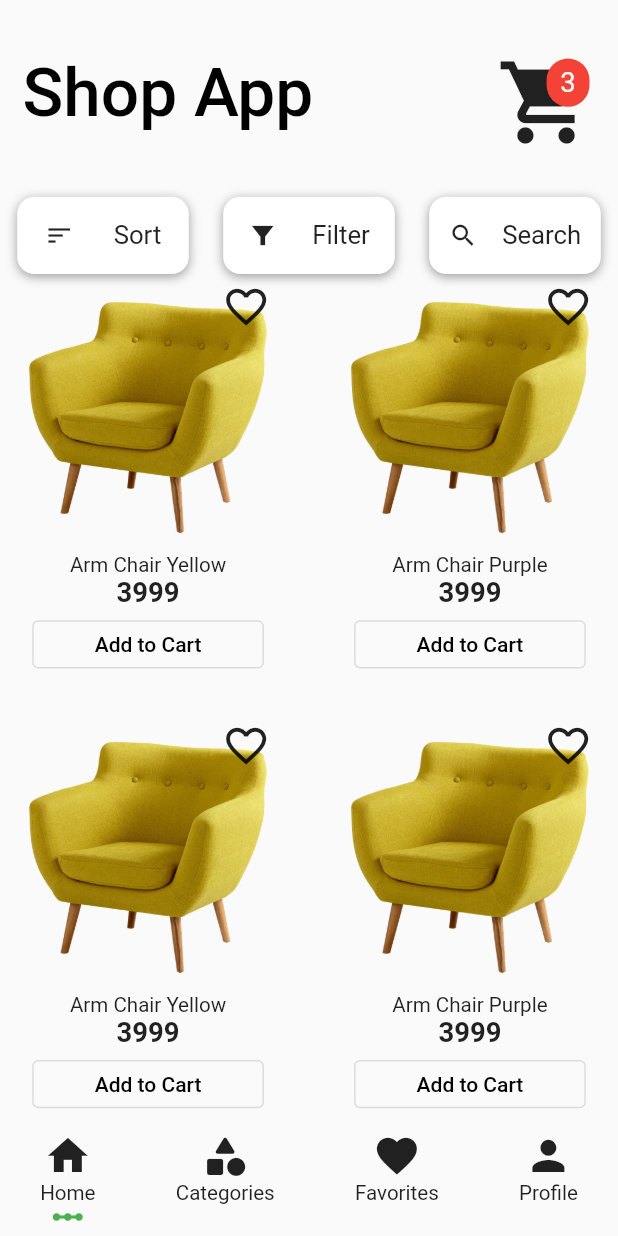
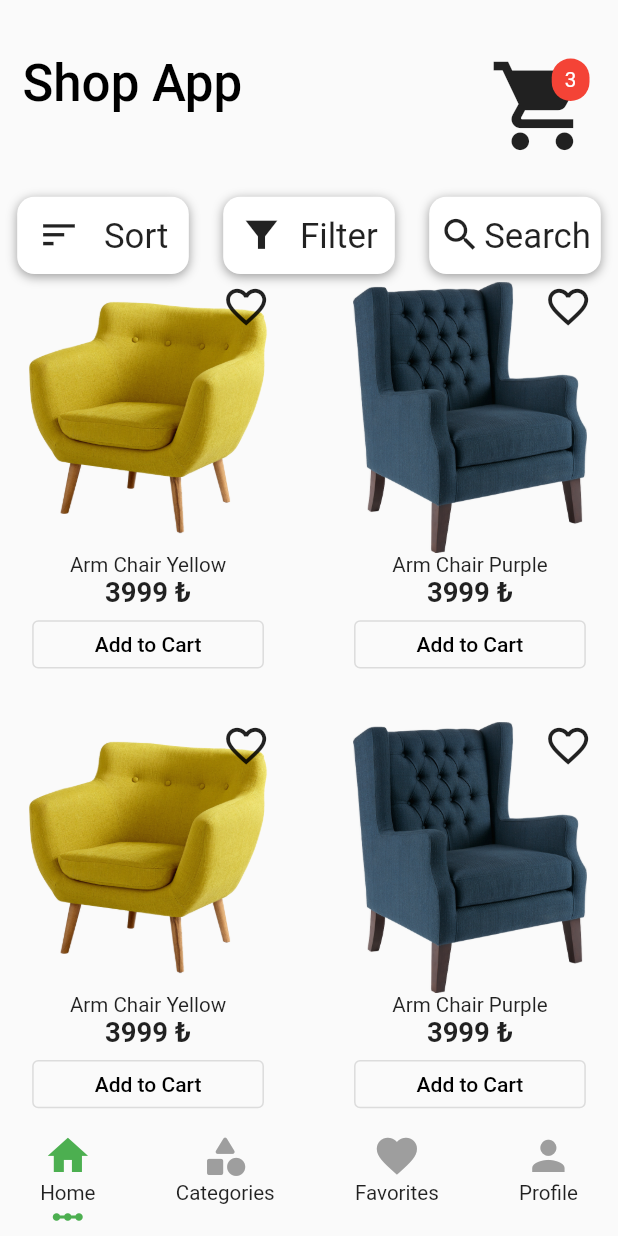
Before and after one commit to erkanoygun/ShopApp, a Flutter app: the screen it shows after launch, on a phone screen of 412 x 824 dp. Run offline on Flutter 3.47's test engine with Material 2 defaults, Android fonts, the phone set to English and light mode, and no system bars; our stand-ins replace flutter_screenutil.

Commit message:
categories,profile,favorites and main pages added, bottom navigation bar revised, app bar revised

```diff
--- /dev/null
+++ b/lib/constant/style/icon_size.dart
@@ -0,0 +1,10 @@
+import 'package:flutter_screenutil/flutter_screenutil.dart';
+
+abstract class IconSize{
+  static double iconSize14 = ScreenUtil().setHeight(14);
+  static double iconSize18 = ScreenUtil().setHeight(18);
+  static double iconSize25 = ScreenUtil().setHeight(25);
+  static double iconSize22 = ScreenUtil().setHeight(22);
+  static double iconSize28 = ScreenUtil().setHeight(28);
+  static double iconSize55 = ScreenUtil().setHeight(55);
+}
--- /dev/null
+++ b/lib/constant/style/widget_size.dart
@@ -0,0 +1,18 @@
+import 'package:flutter_screenutil/flutter_screenutil.dart';
+
+abstract class WidgetSize{
+  static double heightSize15 = ScreenUtil().setHeight(15);
+  static double heightSize18 = ScreenUtil().setHeight(18);
+  static double heightSize22 = ScreenUtil().setHeight(22);
+  static double heightSize25 = ScreenUtil().setHeight(25);
+  static double heightSize28 = ScreenUtil().setHeight(35);
+  static double heightSize40 = ScreenUtil().setHeight(40);
+  static double heightSize55 = ScreenUtil().setHeight(55);
+  static double heightSize120 = ScreenUtil().setHeight(120);
+  static double heightSize140 = ScreenUtil().setHeight(140);
+  static double heightSize220 = ScreenUtil().setHeight(220);
+
+  static double widthSize22 = ScreenUtil().setWidth(22);
+  static double widthSize25 = ScreenUtil().setWidth(25);
+  static double widthSize100 = ScreenUtil().setWidth(100);
+}
--- a/lib/customs/my_bottom_navigationbar.dart
+++ b/lib/customs/MyBottomNavigationBar/my_bottom_navigationbar.dart
@@ -1,15 +1,16 @@
 import 'package:flutter/material.dart';
+import 'package:flutter_screenutil/flutter_screenutil.dart';
 import 'my_bottom_navigationbar_item.dart';
 
 class MyBottomNavigationBar extends StatelessWidget {
   const MyBottomNavigationBar(
       {super.key,
       required this.bottomBarItem,
-      this.bottomBarHeight = 65,
       this.backgraundColor = Colors.transparent});
-  final double bottomBarHeight;
+  static double bottomBarHeight = ScreenUtil().setHeight(55);
   final List<MyBottomNavigationBarItem> bottomBarItem;
   final Color backgraundColor;
+
 
   @override
   Widget build(BuildContext context) {
--- a/lib/customs/my_bottom_navigationbar_item.dart
+++ b/lib/customs/MyBottomNavigationBar/my_bottom_navigationbar_item.dart
@@ -1,23 +1,31 @@
 import 'package:flutter/material.dart';
+import 'package:provider/provider.dart';
+import 'package:shop_app/view-model/home_page_view_model.dart';
 
 class MyBottomNavigationBarItem extends StatelessWidget {
-  const MyBottomNavigationBarItem(
-      {super.key,
-      this.iconSize = 24,
-      this.textSize = 18,
-      required this.isSelect,
-      required this.text,
-      required this.icon});
+  const MyBottomNavigationBarItem({
+    super.key,
+    this.iconSize = 24,
+    this.textSize = 18,
+    required this.text,
+    required this.icon,
+    required this.index,
+    required this.selectedIndex,
+    required this.pageController,
+  });
   final double iconSize;
+  final int index;
   final double textSize;
-  final bool isSelect;
   final String text;
   final IconData icon;
   final double itemBottomPadding = 3.0;
   final double containerAllItemPadding = 1.0;
+  final int selectedIndex;
+  final PageController pageController;
 
   @override
   Widget build(BuildContext context) {
+    AppViewModel mystate = Provider.of<AppViewModel>(context, listen: false);
     return Container(
       padding: EdgeInsets.all(containerAllItemPadding),
       child: Stack(
@@ -25,9 +33,12 @@ class MyBottomNavigationBarItem extends StatelessWidget {
         children: [
           Padding(
             padding: EdgeInsets.only(bottom: itemBottomPadding),
-            child: GestureDetector(
-              onTap: (){
-                print("Tap Bottom Bar Item");
+            child: InkWell(
+              onTap: () {
+                pageController.animateToPage(index,
+                    duration: const Duration(milliseconds: 250),
+                    curve: Curves.easeInOut);
+                mystate.changeSelecktPage(index);
               },
               child: Column(
                 crossAxisAlignment: CrossAxisAlignment.center,
@@ -38,6 +49,8 @@ class MyBottomNavigationBarItem extends StatelessWidget {
                     child: Icon(
                       icon,
                       size: iconSize,
+                      color:
+                          index == selectedIndex ? Colors.green : Colors.grey,
                     ),
                   ),
                   Expanded(
@@ -52,7 +65,7 @@ class MyBottomNavigationBarItem extends StatelessWidget {
           ),
           Align(
             alignment: FractionalOffset.bottomCenter,
-            child: isSelect
+            child: index == selectedIndex
                 ? const Icon(
                     Icons.linear_scale_outlined,
                     color: Colors.green,
--- a/lib/main.dart
+++ b/lib/main.dart
@@ -3,6 +3,7 @@ import 'package:flutter_screenutil/flutter_screenutil.dart';
 import 'package:provider/provider.dart';
 import 'package:shop_app/view-model/home_page_view_model.dart';
 import 'package:shop_app/views/HomePage/home_page.dart';
+import 'package:shop_app/views/mainPage/mainPage.dart';
 
 void main() {
   runApp(const MyApp());
@@ -24,7 +25,7 @@ class MyApp extends StatelessWidget {
                   backgroundColor: Colors.transparent, elevation: 0),
               primarySwatch: Colors.blue,
             ),
-            home: HomePage(),
+            home: MainPage(),
           ),
         );
       },
--- a/lib/model/product_model.dart
+++ b/lib/model/product_model.dart
@@ -1,29 +1,34 @@
-import 'package:flutter/cupertino.dart';
-
 class Product {
   String name;
   String description;
   String price;
   int stars;
   String imgPath;
+  int weight;
+  String dimensions;
 
-  Product({
-    required this.name,
-    required this.description,
-    required this.price,
-    required this.stars,
-    required this.imgPath,
-  });
+  Product(
+      {required this.name,
+      required this.description,
+      required this.price,
+      required this.stars,
+      required this.imgPath,
+      required this.weight,
+      required this.dimensions});
 
-  factory Product.randomCreate(
-      {required String name,
-      required String description,
-      required String imgPath}) {
+  factory Product.randomCreate({
+    required String name,
+    required String description,
+    required String imgPath,
+    required int weight,
+  }) {
     return Product(
         name: name,
         description: description,
-        price: "3999",
+        price: "3999 ₺",
         stars: 4,
-        imgPath: imgPath);
+        imgPath: imgPath,
+        weight: weight,
+        dimensions: "30 x 26 x 32");
   }
 }
--- a/lib/view-model/home_page_view_model.dart
+++ b/lib/view-model/home_page_view_model.dart
@@ -1,21 +1,38 @@
+import 'dart:math';
 import 'package:flutter/cupertino.dart';
 import 'package:shop_app/model/product_model.dart';
 
 class AppViewModel extends ChangeNotifier {
   List<Product> products = [];
+  int selectedIndex = 0;
+  final _random = Random();
+  //SelecktPage selectPage = SelecktPage.homePage;
+  List<Map> randomArmChairList = [
+    {"color": "Yellow", "imgPathName": "armchair1", "weight": 60},
+    {"color": "Purple", "imgPathName": "armchair2", "weight": 80}
+  ];
 
   List<Product> getProducts() {
     products.clear();
-    for (int i = 0; i <= 4; i++) {
-      String armChairColor = i % 2 == 0 ? "Yellow":"Purple";
+    for (int i = 0; i <= 12; i++) {
+      Map element =
+          randomArmChairList[_random.nextInt(randomArmChairList.length)];
       Product product = Product.randomCreate(
-          name: "Arm Chair $armChairColor",
+          name: "Arm Chair ${element["color"]}",
           description: "description",
-          imgPath: "assets/images/armchair1.png");
+          imgPath: "assets/images/${element["imgPathName"]}.png",
+          weight: element["weight"]);
 
       products.add(product);
     }
 
     return products;
   }
+
+  changeSelecktPage(int index) {
+    if (index != selectedIndex) {
+      selectedIndex = index;
+    }
+    notifyListeners();
+  }
 }
--- /dev/null
+++ b/lib/views/CategoriesPage/categories_page.dart
@@ -0,0 +1,12 @@
+import 'package:flutter/material.dart';
+
+class CategoriesPage extends StatelessWidget {
+  const CategoriesPage({super.key});
+
+  @override
+  Widget build(BuildContext context) {
+    return const Center(
+      child: Text("Categories Page"),
+    );
+  }
+}
--- /dev/null
+++ b/lib/views/FavoritesPage/favorites_page.dart
@@ -0,0 +1,12 @@
+import 'package:flutter/material.dart';
+
+class FavoritesPage extends StatelessWidget {
+  const FavoritesPage({super.key});
+
+  @override
+  Widget build(BuildContext context) {
+    return const Center(
+      child: Text("Favorites Page"),
+    );
+  }
+}
--- a/lib/views/HomePage/home_page.dart
+++ b/lib/views/HomePage/home_page.dart
@@ -1,47 +1,20 @@
 import 'package:flutter/material.dart';
 import 'package:flutter_screenutil/flutter_screenutil.dart';
-import 'package:provider/provider.dart';
-import 'package:shop_app/view-model/home_page_view_model.dart';
-import 'package:shop_app/views/HomePage/widgets/my_app_bar.dart';
+import 'package:shop_app/views/mainPage/widgets/my_app_bar.dart';
 import 'package:shop_app/views/HomePage/widgets/my_gridwiev_builder.dart';
 import '../../constant/app/texts.dart';
-import '../../constant/style/text_size.dart';
-import '../../customs/my_bottom_navigationbar.dart';
-import '../../customs/my_bottom_navigationbar_item.dart';
 import 'widgets/filter_cards.dart';
 
 class HomePage extends StatelessWidget {
-  HomePage({super.key});
-  final double bottomBarItemIconSize = ScreenUtil().setHeight(25);
-  final double bottomBarHeight = ScreenUtil().setHeight(55);
-  final double bottomBarItemTextSize = TextSize.textSize12;
-  // late List<Product> products;
+  const HomePage({super.key});
+  static EdgeInsets onlyPadding = const EdgeInsets.only(left: 15, right: 15).r;
 
   @override
   Widget build(BuildContext context) {
     return Scaffold(
-      bottomNavigationBar: MyBottomNavigationBar(
-        bottomBarHeight: bottomBarHeight,
-        bottomBarItem: [
-          bottomNavigationBarItem(
-              isSelect: true, icon: Icons.home, text: AppText.bottomBarItem1),
-          bottomNavigationBarItem(
-              isSelect: false,
-              icon: Icons.category_rounded,
-              text: AppText.bottomBarItem2),
-          bottomNavigationBarItem(
-              isSelect: false,
-              icon: Icons.favorite,
-              text: AppText.bottomBarItem3),
-          bottomNavigationBarItem(
-              isSelect: false,
-              icon: Icons.person,
-              text: AppText.bottomBarItem4),
-        ],
-      ),
       body: Column(
         children: [
-          Expanded(
+          const Expanded(
             flex: 2,
             child: MyAppBar(),
           ),
@@ -50,15 +23,15 @@ class HomePage extends StatelessWidget {
             child: Row(
               mainAxisAlignment: MainAxisAlignment.spaceAround,
               children: const [
-                FitersCard(
+                FitersCards(
                   icon: Icons.sort,
                   text: AppText.filtersCardSort,
                 ),
-                FitersCard(
+                FitersCards(
                   icon: Icons.filter_alt_sharp,
                   text: AppText.filtersCardFilter,
                 ),
-                FitersCard(
+                FitersCards(
                   icon: Icons.search,
                   text: AppText.filtersCardSearch,
                 ),
@@ -68,8 +41,8 @@ class HomePage extends StatelessWidget {
           Expanded(
             flex: 9,
             child: Padding(
-              padding: const EdgeInsets.only(left: 15, right: 15).r,
-              child: MyGridWievBuilder(),
+              padding: onlyPadding,
+              child: const MyGridWievBuilder(),
             ),
           ),
         ],
@@ -77,14 +50,5 @@ class HomePage extends StatelessWidget {
     );
   }
 
-  MyBottomNavigationBarItem bottomNavigationBarItem(
-      {required bool isSelect, required String text, required IconData icon}) {
-    return MyBottomNavigationBarItem(
-      iconSize: bottomBarItemIconSize,
-      textSize: bottomBarItemTextSize,
-      isSelect: isSelect,
-      text: text,
-      icon: icon,
-    );
-  }
+
 }
--- a/lib/views/HomePage/widgets/filter_cards.dart
+++ b/lib/views/HomePage/widgets/filter_cards.dart
@@ -1,16 +1,19 @@
 import 'package:flutter/material.dart';
 import 'package:flutter_screenutil/flutter_screenutil.dart';
+import '../../../constant/style/icon_size.dart';
+import '../../../constant/style/widget_size.dart';
 
-class FitersCard extends StatelessWidget {
-  const FitersCard({super.key, required this.icon, required this.text});
+class FitersCards extends StatelessWidget {
+  const FitersCards({super.key, required this.icon, required this.text});
   final IconData icon;
   final String text;
   final double borderRadis = 10.0;
   final double blurRadius = 5.0;
-  static final double containerHeight = ScreenUtil().setHeight(40);
-  static final double containerWidth = ScreenUtil().setWidth(100);
-  static double iconSize = ScreenUtil().setHeight(15);
-  static final textSize = ScreenUtil().setSp(15);
+  static final double containerHeight = WidgetSize.heightSize40;
+  static final double containerWidth = WidgetSize.widthSize100;
+  static final double iconSize = IconSize.iconSize22;
+  static final textSize = WidgetSize.heightSize18;
+  static final EdgeInsets paddingAll = const EdgeInsets.all(5.0).r;
 
   @override
   Widget build(BuildContext context) {
@@ -29,7 +32,7 @@ class FitersCard extends StatelessWidget {
         ],
       ),
       child: Padding(
-        padding: const EdgeInsets.all(5.0),
+        padding: paddingAll,
         child: Row(
           mainAxisAlignment: MainAxisAlignment.spaceAround,
           children: [
--- a/lib/views/HomePage/widgets/my_gridwiev_builder.dart
+++ b/lib/views/HomePage/widgets/my_gridwiev_builder.dart
@@ -1,26 +1,21 @@
-import 'dart:math';
 import 'package:flutter/material.dart';
-import 'package:flutter_screenutil/flutter_screenutil.dart';
 import 'package:provider/provider.dart';
-import 'package:shop_app/model/product_model.dart';
 import 'package:shop_app/view-model/home_page_view_model.dart';
 import '../../../constant/app/texts.dart';
 import '../../../constant/style/text_size.dart';
-import '../constant/text_constant.dart';
+import '../../../constant/style/widget_size.dart';
 
 class MyGridWievBuilder extends StatelessWidget {
-  MyGridWievBuilder({super.key});
-  static final productNameTextSize = TextSize.textSize12;
-  static final productPriceTextSize = TextSize.textSize16;
-  final double gridWievCardSize = ScreenUtil().setHeight(220);
-  final double crossAxisSpacing = ScreenUtil().setHeight(40);
-  final double productImageWidth = ScreenUtil().setHeight(140);
-  final double productImageHeight = ScreenUtil().setHeight(140);
-  final double favIconSize = ScreenUtil().setHeight(25);
-  final double addToCartButtonWidth = ScreenUtil().setHeight(120);
-  final double addToCartButtonHeight = ScreenUtil().setHeight(25);
-  //static List imageNames = ['armchair1.png', 'armchair2.png'];
-  //"assets/images/${imageNames[Random().nextInt(imageNames.length)]}"
+  const MyGridWievBuilder({super.key});
+  static final double productNameTextSize = TextSize.textSize12;
+  static final double productPriceTextSize = TextSize.textSize16;
+  static final double gridWievCardSize = WidgetSize.heightSize220;
+  static final double crossAxisSpacing = WidgetSize.heightSize40;
+  static final double productImageWidth = WidgetSize.heightSize140;
+  static final double productImageHeight = WidgetSize.heightSize140;
+  static final double favIconSize = WidgetSize.heightSize25;
+  static final double addToCartButtonWidth = WidgetSize.heightSize120;
+  static final double addToCartButtonHeight = WidgetSize.heightSize25;
 
   @override
   Widget build(BuildContext context) {
--- /dev/null
+++ b/lib/views/mainPage/mainPage.dart
@@ -0,0 +1,89 @@
+import 'package:flutter/material.dart';
+import 'package:flutter_screenutil/flutter_screenutil.dart';
+import 'package:provider/provider.dart';
+import 'package:shop_app/views/CategoriesPage/categories_page.dart';
+import 'package:shop_app/views/FavoritesPage/favorites_page.dart';
+import 'package:shop_app/views/HomePage/home_page.dart';
+import '../../constant/app/texts.dart';
+import '../../constant/style/icon_size.dart';
+import '../../constant/style/text_size.dart';
+import '../../constant/style/widget_size.dart';
+import '../../customs/MyBottomNavigationBar/my_bottom_navigationbar.dart';
+import '../../customs/MyBottomNavigationBar/my_bottom_navigationbar_item.dart';
+import '../../view-model/home_page_view_model.dart';
+import '../profilePage/profile_page.dart';
+
+class MainPage extends StatelessWidget {
+  MainPage({super.key});
+  final double bottomBarItemIconSize = IconSize.iconSize25;
+  final double bottomBarHeight = WidgetSize.heightSize55;
+  final double bottomBarItemTextSize = TextSize.textSize12;
+  final PageController pageController = PageController();
+
+  @override
+  Widget build(BuildContext context) {
+    return Scaffold(
+      bottomNavigationBar: Consumer<AppViewModel>(
+        builder: (context, mystate, child) {
+          return MyBottomNavigationBar(
+            bottomBarItem: [
+              bottomNavBarItems(
+                icon: Icons.home,
+                index: 0,
+                title: AppText.bottomBarItem1,
+                selectedIndex: mystate.selectedIndex,
+              ),
+              bottomNavBarItems(
+                icon: Icons.category_rounded,
+                index: 1,
+                title: AppText.bottomBarItem2,
+                selectedIndex: mystate.selectedIndex,
+              ),
+              bottomNavBarItems(
+                icon: Icons.favorite,
+                index: 2,
+                title: AppText.bottomBarItem3,
+                selectedIndex: mystate.selectedIndex,
+              ),
+              bottomNavBarItems(
+                icon: Icons.person,
+                index: 3,
+                title: AppText.bottomBarItem4,
+                selectedIndex: mystate.selectedIndex,
+              ),
+            ],
+          );
+        },
+      ),
+      body: PageView(
+        controller: pageController,
+        onPageChanged: (value) {
+          print("Value: $value");
+        },
+        children: const [
+          HomePage(),
+          CategoriesPage(),
+          FavoritesPage(),
+          ProfilePage(),
+        ],
+      ),
+    );
+  }
+
+  MyBottomNavigationBarItem bottomNavBarItems({
+    required int index,
+    required String title,
+    required IconData icon,
+    required int selectedIndex,
+  }) {
+    return MyBottomNavigationBarItem(
+      icon: icon,
+      index: index,
+      text: title,
+      iconSize: bottomBarItemIconSize,
+      textSize: bottomBarItemTextSize,
+      selectedIndex: selectedIndex,
+      pageController: pageController,
+    );
+  }
+}
--- a/lib/views/HomePage/widgets/my_app_bar.dart
+++ b/lib/views/mainPage/widgets/my_app_bar.dart
@@ -1,24 +1,28 @@
 import 'package:flutter/material.dart';
 import 'package:flutter_screenutil/flutter_screenutil.dart';
+import 'package:shop_app/constant/style/icon_size.dart';
 import '../../../constant/app/texts.dart';
+import '../../../constant/style/widget_size.dart';
 
 class MyAppBar extends StatelessWidget {
-  MyAppBar({super.key});
-  final double shoppingCartItemSizeHeight = ScreenUtil().setHeight(25);
-  final double shoppingCartItemSizeWidth = ScreenUtil().setWidth(25);
-  final double shoppingCartIconSize = 66;
+  const MyAppBar({super.key});
+  static final double shoppingCartItemSizeHeight = WidgetSize.heightSize22;
+  static final double shoppingCartItemSizeWidth = WidgetSize.widthSize22;
+  final EdgeInsets onlyPadding =
+      const EdgeInsets.only(top: 35, left: 15, right: 15);
+  static final double shoppingCartIconSize = IconSize.iconSize55;
 
   @override
   Widget build(BuildContext context) {
     return Padding(
-      padding: const EdgeInsets.only(top: 35, left: 15, right: 15),
+      padding: onlyPadding,
       child: Row(
         mainAxisAlignment: MainAxisAlignment.spaceBetween,
         crossAxisAlignment: CrossAxisAlignment.start,
         children: [
           Text(
             AppText.appBarTitle,
-            style: Theme.of(context).textTheme.headline3!.merge(
+            style: Theme.of(context).textTheme.headline4!.merge(
                   const TextStyle(
                       color: Colors.black, fontWeight: FontWeight.w500),
                 ),
@@ -34,7 +38,7 @@ class MyAppBar extends StatelessWidget {
                   alignment: Alignment.topRight,
                   child: Card(
                     shape: RoundedRectangleBorder(
-                      borderRadius: BorderRadius.circular(100),
+                      borderRadius: BorderRadius.circular(180),
                     ),
                     elevation: 0,
                     color: Colors.red,
@@ -43,10 +47,12 @@ class MyAppBar extends StatelessWidget {
                       height: shoppingCartItemSizeHeight,
                       width: shoppingCartItemSizeWidth,
                       child: Center(
-                        child: Text("3",
-                            style: TextStyle(
-                                fontSize: ScreenUtil().setSp(16),
-                                color: Colors.white)),
+                        child: Text(
+                          "3",
+                          style: TextStyle(
+                              fontSize: ScreenUtil().setSp(12),
+                              color: Colors.white),
+                        ),
                       ),
                     ),
                   ),
--- /dev/null
+++ b/lib/views/profilePage/profile_page.dart
@@ -0,0 +1,12 @@
+import 'package:flutter/material.dart';
+
+class ProfilePage extends StatelessWidget {
+  const ProfilePage({super.key});
+
+  @override
+  Widget build(BuildContext context) {
+    return const Center(
+      child: Text("Profile Page"),
+    );
+  }
+}
```
